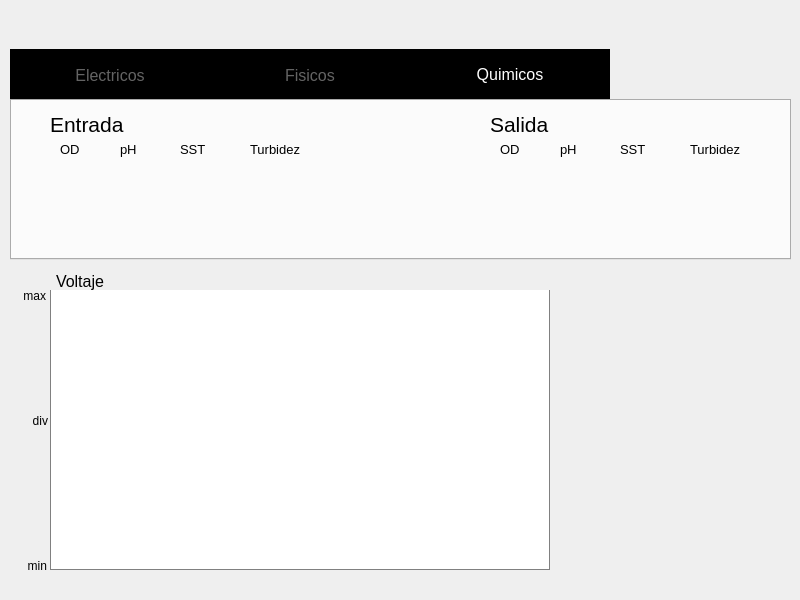
Before: the Qt Designer form asa_application/graphwindow.ui in razulued/qt_application, drawn with Qt 5.
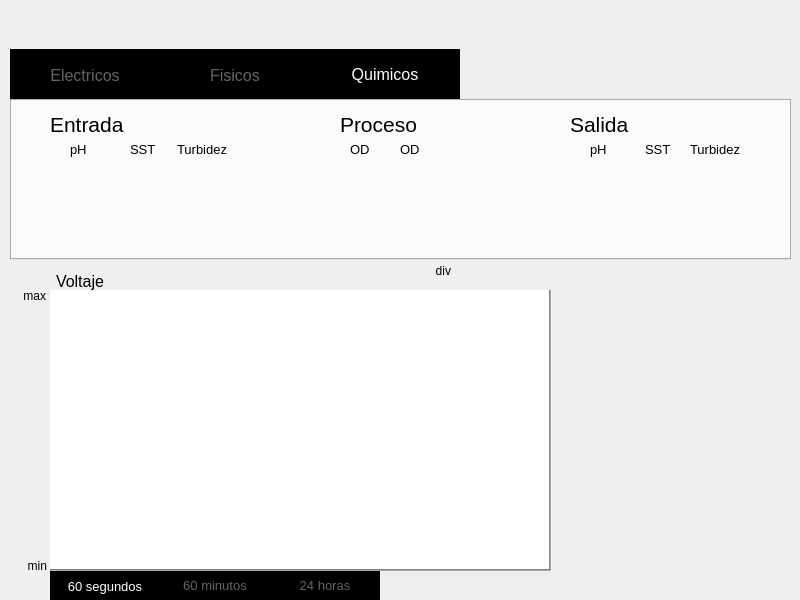
After: the same form once the commit is applied. The open tabs and pages were chosen to show the change. Icons and pictures are not drawn.

The edit to the form file:
```diff
--- a/asa_application/graphwindow.ui
+++ b/asa_application/graphwindow.ui
@@ -13,29 +13,10 @@
   <property name="windowTitle">
    <string>Dialog</string>
   </property>
-  <widget class="QGraphicsView" name="graphicsView">
-   <property name="geometry">
-    <rect>
-     <x>50</x>
-     <y>290</y>
-     <width>500</width>
-     <height>280</height>
-    </rect>
-   </property>
-   <property name="styleSheet">
-    <string notr="true">#graphicsView
-{
-border-top: none;
-border-left : 1px solid gray;
-border-right : 1px solid gray;
-border-bottom : 1px solid gray;
-}</string>
-   </property>
-  </widget>
   <widget class="QPushButton" name="top_menu_3">
    <property name="geometry">
     <rect>
-     <x>100</x>
+     <x>10</x>
      <y>2</y>
      <width>41</width>
      <height>41</height>
@@ -63,7 +44,7 @@
   <widget class="QPushButton" name="top_menu_1">
    <property name="geometry">
     <rect>
-     <x>10</x>
+     <x>150</x>
      <y>0</y>
      <width>31</width>
      <height>41</height>
@@ -116,7 +97,7 @@
   <widget class="QPushButton" name="top_menu_5">
    <property name="geometry">
     <rect>
-     <x>148</x>
+     <x>60</x>
      <y>0</y>
      <width>34</width>
      <height>41</height>
@@ -144,7 +125,7 @@
   <widget class="QPushButton" name="top_menu_2">
    <property name="geometry">
     <rect>
-     <x>50</x>
+     <x>100</x>
      <y>0</y>
      <width>41</width>
      <height>41</height>
@@ -207,7 +188,7 @@
 alignment: right;
 }
 
-QTabBar::tab { min-width:200px; }
+QTabBar::tab { min-width:150px; }
 
 QTabBar::tab:!selected{
 background-color: #000000;
@@ -227,7 +208,13 @@
     <enum>QTabWidget::North</enum>
    </property>
    <property name="currentIndex">
-    <number>1</number>
+    <number>2</number>
+   </property>
+   <property name="iconSize">
+    <size>
+     <width>26</width>
+     <height>26</height>
+    </size>
    </property>
    <widget class="QWidget" name="tab">
     <attribute name="title">
@@ -1090,9 +1077,9 @@
     <widget class="QLabel" name="base_quimicos">
      <property name="geometry">
       <rect>
-       <x>480</x>
+       <x>560</x>
        <y>40</y>
-       <width>271</width>
+       <width>191</width>
        <height>41</height>
       </rect>
      </property>
@@ -1111,9 +1098,9 @@
     <widget class="QPushButton" name="pb_SST_in">
      <property name="geometry">
       <rect>
-       <x>160</x>
+       <x>103</x>
        <y>50</y>
-       <width>71</width>
+       <width>55</width>
        <height>41</height>
       </rect>
      </property>
@@ -1145,7 +1132,7 @@
       <rect>
        <x>40</x>
        <y>40</y>
-       <width>271</width>
+       <width>191</width>
        <height>41</height>
       </rect>
      </property>
@@ -1164,7 +1151,7 @@
     <widget class="QPushButton" name="pb_OD_in">
      <property name="geometry">
       <rect>
-       <x>40</x>
+       <x>320</x>
        <y>50</y>
        <width>61</width>
        <height>41</height>
@@ -1179,7 +1166,7 @@
       <enum>Qt::NoFocus</enum>
      </property>
      <property name="styleSheet">
-      <string notr="true">#volts_1 { 
+      <string notr="true">#pb_OD_in { 
 border: none; 
 background-repeat: none;
 background-position: center;
@@ -1195,7 +1182,7 @@
     <widget class="QLabel" name="label_23">
      <property name="geometry">
       <rect>
-       <x>490</x>
+       <x>390</x>
        <y>40</y>
        <width>41</width>
        <height>21</height>
@@ -1213,7 +1200,7 @@
     <widget class="QLabel" name="label_24">
      <property name="geometry">
       <rect>
-       <x>50</x>
+       <x>340</x>
        <y>40</y>
        <width>41</width>
        <height>21</height>
@@ -1231,7 +1218,7 @@
     <widget class="QLabel" name="label_25">
      <property name="geometry">
       <rect>
-       <x>480</x>
+       <x>560</x>
        <y>10</y>
        <width>181</width>
        <height>31</height>
@@ -1249,7 +1236,7 @@
     <widget class="QPushButton" name="pb_pH_out">
      <property name="geometry">
       <rect>
-       <x>540</x>
+       <x>564</x>
        <y>50</y>
        <width>51</width>
        <height>41</height>
@@ -1264,7 +1251,7 @@
       <enum>Qt::NoFocus</enum>
      </property>
      <property name="styleSheet">
-      <string notr="true">#amps_2 { 
+      <string notr="true">#pb_pH_out { 
 background-color: transparent;
 background-position: center;
 border: none; 
@@ -1281,7 +1268,7 @@
     <widget class="QPushButton" name="pb_pH_in">
      <property name="geometry">
       <rect>
-       <x>100</x>
+       <x>50</x>
        <y>50</y>
        <width>51</width>
        <height>41</height>
@@ -1313,7 +1300,7 @@
     <widget class="QLabel" name="label_26">
      <property name="geometry">
       <rect>
-       <x>610</x>
+       <x>635</x>
        <y>40</y>
        <width>41</width>
        <height>21</height>
@@ -1331,9 +1318,9 @@
     <widget class="QLabel" name="label_27">
      <property name="geometry">
       <rect>
-       <x>170</x>
+       <x>120</x>
        <y>40</y>
-       <width>41</width>
+       <width>31</width>
        <height>21</height>
       </rect>
      </property>
@@ -1349,9 +1336,9 @@
     <widget class="QPushButton" name="pb_SST_out">
      <property name="geometry">
       <rect>
-       <x>600</x>
+       <x>624</x>
        <y>50</y>
-       <width>71</width>
+       <width>50</width>
        <height>41</height>
       </rect>
      </property>
@@ -1381,7 +1368,7 @@
     <widget class="QLabel" name="label_28">
      <property name="geometry">
       <rect>
-       <x>550</x>
+       <x>580</x>
        <y>40</y>
        <width>41</width>
        <height>21</height>
@@ -1417,7 +1404,7 @@
     <widget class="QPushButton" name="pb_OD_out">
      <property name="geometry">
       <rect>
-       <x>480</x>
+       <x>380</x>
        <y>50</y>
        <width>61</width>
        <height>41</height>
@@ -1432,7 +1419,7 @@
       <enum>Qt::NoFocus</enum>
      </property>
      <property name="styleSheet">
-      <string notr="true">#amps_1 { 
+      <string notr="true">#pb_OD_out { 
 background-color: transparent;
 background-position: center;
 border: none; 
@@ -1449,7 +1436,7 @@
     <widget class="QLabel" name="label_30">
      <property name="geometry">
       <rect>
-       <x>110</x>
+       <x>60</x>
        <y>40</y>
        <width>41</width>
        <height>21</height>
@@ -1467,7 +1454,7 @@
     <widget class="QLabel" name="label_31">
      <property name="geometry">
       <rect>
-       <x>240</x>
+       <x>167</x>
        <y>40</y>
        <width>61</width>
        <height>21</height>
@@ -1503,7 +1490,7 @@
     <widget class="QPushButton" name="pb_Turb_in">
      <property name="geometry">
       <rect>
-       <x>230</x>
+       <x>160</x>
        <y>50</y>
        <width>71</width>
        <height>41</height>
@@ -1564,7 +1551,45 @@
       <bool>true</bool>
      </property>
     </widget>
-    <zorder>label_23</zorder>
+    <widget class="QLabel" name="base_quimicos_3">
+     <property name="geometry">
+      <rect>
+       <x>320</x>
+       <y>40</y>
+       <width>121</width>
+       <height>41</height>
+      </rect>
+     </property>
+     <property name="styleSheet">
+      <string notr="true">#base_quimicos_3 { 
+background-color: transparent;
+background-image: url(:/barras/screen800x600/barras/Base 2 azul.png);
+border: none; 
+background-repeat: none;
+ } </string>
+     </property>
+     <property name="text">
+      <string/>
+     </property>
+    </widget>
+    <widget class="QLabel" name="label_33">
+     <property name="geometry">
+      <rect>
+       <x>330</x>
+       <y>10</y>
+       <width>181</width>
+       <height>31</height>
+      </rect>
+     </property>
+     <property name="font">
+      <font>
+       <pointsize>16</pointsize>
+      </font>
+     </property>
+     <property name="text">
+      <string>Proceso</string>
+     </property>
+    </widget>
     <zorder>label_24</zorder>
     <zorder>label_25</zorder>
     <zorder>label_26</zorder>
@@ -1648,10 +1673,10 @@
   <widget class="QLabel" name="div_text">
    <property name="geometry">
     <rect>
-     <x>7</x>
-     <y>400</y>
-     <width>41</width>
-     <height>41</height>
+     <x>300</x>
+     <y>260</y>
+     <width>151</width>
+     <height>21</height>
     </rect>
    </property>
    <property name="text">
@@ -1664,6 +1689,122 @@
     <bool>true</bool>
    </property>
   </widget>
+  <widget class="QTabWidget" name="tabWidget_2">
+   <property name="geometry">
+    <rect>
+     <x>50</x>
+     <y>290</y>
+     <width>501</width>
+     <height>311</height>
+    </rect>
+   </property>
+   <property name="focusPolicy">
+    <enum>Qt::NoFocus</enum>
+   </property>
+   <property name="styleSheet">
+    <string notr="true">QTabWidget{
+border:none;
+}
+
+QTabWidget::tab-bar{
+alignment: right;
+}
+
+QTabBar::tab { min-width:110px; }
+
+QTabBar::tab:!selected{
+background-color: #000000;
+color: rgb(100, 100, 100);
+font-size:10pt;
+height: 30px;
+}
+QTabBar::tab:selected{
+background-color: #000000;
+color:#ffffff;
+/*color: rgb(161, 161, 161)*/
+font-size:10pt;
+height:30px;
+}</string>
+   </property>
+   <property name="tabPosition">
+    <enum>QTabWidget::South</enum>
+   </property>
+   <property name="currentIndex">
+    <number>0</number>
+   </property>
+   <widget class="QWidget" name="tab_4">
+    <attribute name="title">
+     <string>60 segundos</string>
+    </attribute>
+    <widget class="QGraphicsView" name="graphicsView">
+     <property name="geometry">
+      <rect>
+       <x>0</x>
+       <y>0</y>
+       <width>500</width>
+       <height>280</height>
+      </rect>
+     </property>
+     <property name="styleSheet">
+      <string notr="true">#graphicsView
+{
+border-top: none;
+border-left : none;
+border-right : 1px solid gray;;
+border-bottom : 1px solid gray;
+}</string>
+     </property>
+    </widget>
+   </widget>
+   <widget class="QWidget" name="tab_5">
+    <attribute name="title">
+     <string>60 minutos</string>
+    </attribute>
+    <widget class="QGraphicsView" name="graphicsView_2">
+     <property name="geometry">
+      <rect>
+       <x>0</x>
+       <y>0</y>
+       <width>500</width>
+       <height>280</height>
+      </rect>
+     </property>
+     <property name="styleSheet">
+      <string notr="true">#graphicsView_2
+{
+border-top: none;
+border-left : none;
+border-right : 1px solid gray;;
+border-bottom : 1px solid gray;
+}</string>
+     </property>
+    </widget>
+   </widget>
+   <widget class="QWidget" name="tab_6">
+    <attribute name="title">
+     <string>24 horas</string>
+    </attribute>
+    <widget class="QGraphicsView" name="graphicsView_3">
+     <property name="geometry">
+      <rect>
+       <x>0</x>
+       <y>0</y>
+       <width>500</width>
+       <height>280</height>
+      </rect>
+     </property>
+     <property name="styleSheet">
+      <string notr="true">#graphicsView_3
+{
+border-top: none;
+border-left : none;
+border-right : 1px solid gray;;
+border-bottom : 1px solid gray;
+}</string>
+     </property>
+    </widget>
+   </widget>
+  </widget>
   <zorder>tabWidget</zorder>
   <zorder>graphicsView</zorder>
   <zorder>barra_grafica</zorder>
```
Left out of the diff: 37 changed lines with no effect on the pictures.
